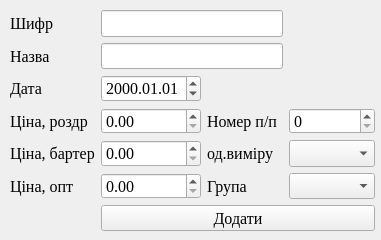
Qt form prod_add.ui (andrboyko/zbyt) before a commit.
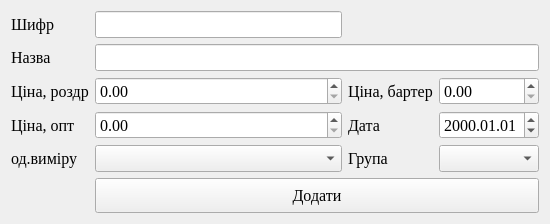
The same form after that commit.

```diff
--- a/prod_add.ui
+++ b/prod_add.ui
@@ -9,10 +9,16 @@
    <rect>
     <x>0</x>
     <y>0</y>
-    <width>381</width>
-    <height>240</height>
+    <width>550</width>
+    <height>210</height>
    </rect>
   </property>
+  <property name="maximumSize">
+   <size>
+    <width>550</width>
+    <height>210</height>
+   </size>
+  </property>
   <property name="font">
    <font>
     <family>Times New Roman</family>
@@ -20,138 +26,138 @@
    </font>
   </property>
   <property name="windowTitle">
-   <string>Form</string>
-  </property>
-  <widget class="QWidget" name="gridLayoutWidget">
-   <property name="geometry">
-    <rect>
-     <x>10</x>
-     <y>10</y>
-     <width>365</width>
-     <height>221</height>
-    </rect>
+   <string>Новий Виріб</string>
    </property>
    <layout class="QGridLayout" name="gridLayout">
-    <item row="5" column="2">
-     <widget class="QLabel" name="label_8">
-      <property name="text">
-       <string>Група</string>
-      </property>
-     </widget>
-    </item>
-    <item row="3" column="2">
-     <widget class="QLabel" name="label_6">
-      <property name="text">
-       <string>Номер п/п</string>
-      </property>
-     </widget>
-    </item>
-    <item row="4" column="3">
+   <item row="4" column="1">
      <widget class="QComboBox" name="comboBox"/>
     </item>
-    <item row="5" column="3">
-     <widget class="QComboBox" name="comboBox_2"/>
-    </item>
-    <item row="1" column="1" colspan="2">
-     <widget class="QLineEdit" name="lineEdit_2"/>
-    </item>
-    <item row="6" column="1" colspan="3">
-     <widget class="QPushButton" name="pushButton">
-      <property name="text">
-       <string>Додати</string>
-      </property>
-     </widget>
-    </item>
-    <item row="3" column="0">
-     <widget class="QLabel" name="label_3">
-      <property name="text">
-       <string>Ціна, роздр</string>
-      </property>
-     </widget>
-    </item>
-    <item row="0" column="0">
-     <widget class="QLabel" name="label">
-      <property name="text">
-       <string>Шифр</string>
-      </property>
-     </widget>
+   <item row="0" column="1">
+    <widget class="QLineEdit" name="lineEdit"/>
     </item>
     <item row="1" column="0">
      <widget class="QLabel" name="label_2">
+     <property name="maximumSize">
+      <size>
+       <width>16777215</width>
+       <height>16777215</height>
+      </size>
+     </property>
       <property name="text">
        <string>Назва</string>
       </property>
      </widget>
     </item>
-    <item row="5" column="0">
+   <item row="0" column="0">
+    <widget class="QLabel" name="label">
+     <property name="maximumSize">
+      <size>
+       <width>80</width>
+       <height>16777215</height>
+      </size>
+     </property>
+     <property name="text">
+      <string>Шифр</string>
+     </property>
+    </widget>
+   </item>
+   <item row="1" column="1" colspan="3">
+    <widget class="QLineEdit" name="lineEdit_2"/>
+   </item>
+   <item row="3" column="0">
      <widget class="QLabel" name="label_5">
       <property name="text">
        <string>Ціна, опт</string>
       </property>
      </widget>
     </item>
-    <item row="4" column="1">
-     <widget class="QDoubleSpinBox" name="doubleSpinBox_2">
-      <property name="maximum">
-       <double>999999.989999999990687</double>
+   <item row="2" column="0">
+    <widget class="QLabel" name="label_3">
+     <property name="text">
+      <string>Ціна, роздр</string>
       </property>
      </widget>
     </item>
-    <item row="3" column="1">
+   <item row="2" column="1">
      <widget class="QDoubleSpinBox" name="doubleSpinBox">
       <property name="maximum">
        <double>999999.989999999990687</double>
       </property>
      </widget>
     </item>
-    <item row="4" column="0">
+   <item row="2" column="3">
+    <widget class="QDoubleSpinBox" name="doubleSpinBox_2">
+     <property name="maximum">
+      <double>999999.989999999990687</double>
+     </property>
+    </widget>
+   </item>
+   <item row="2" column="2">
      <widget class="QLabel" name="label_4">
+     <property name="maximumSize">
+      <size>
+       <width>90</width>
+       <height>16777215</height>
+      </size>
+     </property>
       <property name="text">
        <string>Ціна, бартер</string>
       </property>
      </widget>
     </item>
-    <item row="0" column="1" colspan="2">
-     <widget class="QLineEdit" name="lineEdit"/>
-    </item>
-    <item row="5" column="1">
+   <item row="3" column="1">
      <widget class="QDoubleSpinBox" name="doubleSpinBox_3">
       <property name="maximum">
        <double>999999.989999999990687</double>
       </property>
      </widget>
     </item>
-    <item row="4" column="2">
-     <widget class="QLabel" name="label_7">
+   <item row="3" column="2">
+    <widget class="QLabel" name="label_9">
       <property name="text">
-       <string>од.виміру</string>
+      <string>Дата</string>
       </property>
      </widget>
     </item>
     <item row="3" column="3">
-     <widget class="QSpinBox" name="spinBox">
-      <property name="maximum">
-       <number>999</number>
-      </property>
-     </widget>
-    </item>
-    <item row="2" column="1">
      <widget class="QDateEdit" name="dateEdit">
       <property name="displayFormat">
        <string>yyyy.MM.dd</string>
       </property>
      </widget>
     </item>
-    <item row="2" column="0">
-     <widget class="QLabel" name="label_9">
+   <item row="4" column="2">
+    <widget class="QLabel" name="label_8">
       <property name="text">
-       <string>Дата</string>
+      <string>Група</string>
+     </property>
+    </widget>
+   </item>
+   <item row="4" column="3">
+    <widget class="QComboBox" name="comboBox_2"/>
+   </item>
+   <item row="5" column="1" colspan="3">
+    <widget class="QPushButton" name="pushButton">
+     <property name="minimumSize">
+      <size>
+       <width>0</width>
+       <height>35</height>
+      </size>
+     </property>
+     <property name="text">
+      <string>Додати</string>
+     </property>
+    </widget>
+   </item>
+   <item row="4" column="0">
+    <widget class="QLabel" name="label_7">
+     <property name="text">
+      <string>од.виміру</string>
       </property>
      </widget>
     </item>
    </layout>
   </widget>
- </widget>
  <tabstops>
   <tabstop>lineEdit</tabstop>
   <tabstop>lineEdit_2</tabstop>
```
Left out of the diff: 7 changed lines with no effect on the pictures. Lines whose indentation alone changed are shown as unchanged.
